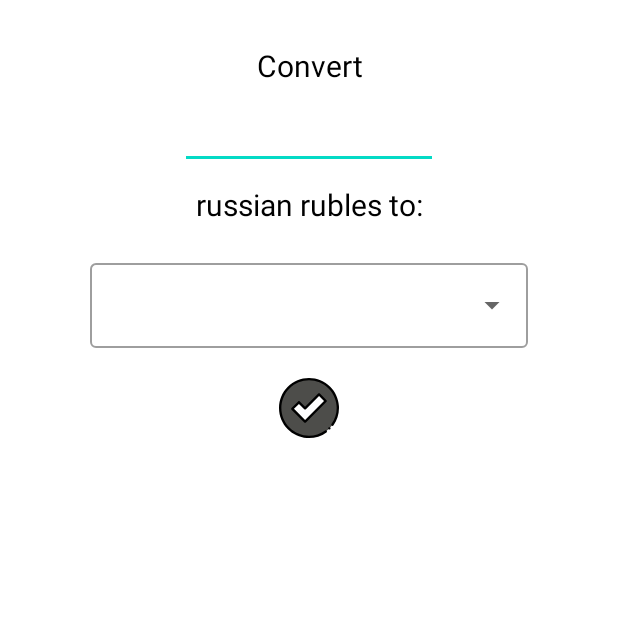
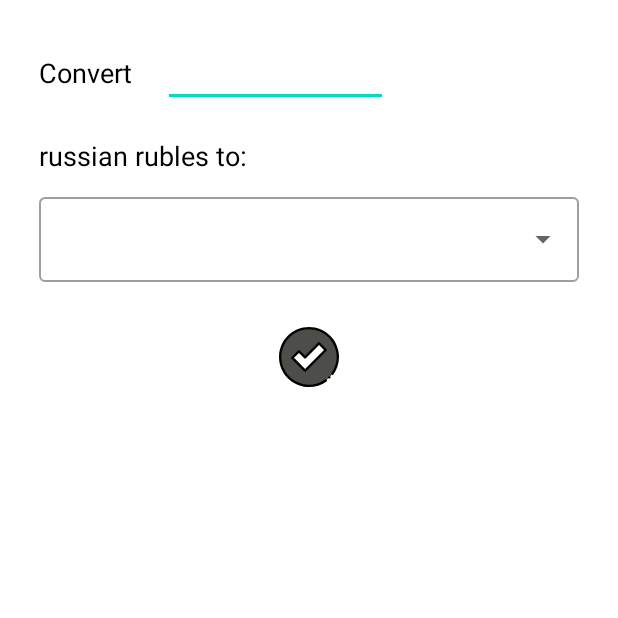
Before and after one commit to ElenaIbr/CurrencyConverter, an Android app: the screen it shows after launch (MainActivity), on a phone screen of 412 x 824 dp, the top half of it. Run offline under Robolectric (Android 15) with nearby library versions, the phone set to English and light mode, and no system bars.

Commit message:
Update activity_main.xml

```diff
--- a/app/src/main/res/layout/activity_main.xml
+++ b/app/src/main/res/layout/activity_main.xml
@@ -1,70 +1,66 @@
 <?xml version="1.0" encoding="utf-8"?>
-<LinearLayout xmlns:android="http://schemas.android.com/apk/res/android"
+<GridLayout xmlns:android="http://schemas.android.com/apk/res/android"
     xmlns:app="http://schemas.android.com/apk/res-auto"
     xmlns:tools="http://schemas.android.com/tools"
     android:layout_width="match_parent"
     android:layout_height="match_parent"
-    android:orientation="vertical"
+    android:paddingBottom="16dp"
+    android:paddingLeft="16dp"
+    android:paddingRight="16dp"
+    android:paddingTop="16dp"
+    android:columnCount="2"
     tools:context=".MainActivity">
 
     <TextView
-        android:layout_width="match_parent"
+        android:layout_width="wrap_content"
         android:layout_height="wrap_content"
+        android:layout_margin="10dp"
+        android:layout_row="0"
+        android:layout_column="0"
+        android:gravity="bottom"
         android:text="@string/convert"
-        android:textSize="20sp"
-        android:gravity="center"
-        app:layout_constraintBottom_toBottomOf="parent"
-        app:layout_constraintLeft_toLeftOf="parent"
-        app:layout_constraintRight_toRightOf="parent"
-        app:layout_constraintTop_toTopOf="parent"
         android:textColor="@color/black"
-        android:layout_marginTop="30dp"/>
-
+        android:textSize="18sp" />
 
     <EditText
         android:id="@+id/amount"
-        android:layout_width="match_parent"
+        android:layout_width="150dp"
         android:layout_height="wrap_content"
-        android:layout_marginStart="120dp"
-        android:layout_marginTop="10dp"
-        android:layout_marginEnd="120dp"
-        android:layout_marginBottom="10dp"
-        android:gravity="center"
+        android:layout_margin="10dp"
+        android:imeOptions="actionDone"
         android:inputType="number|numberDecimal"
         android:textColor="@color/black"
-        android:textSize="18sp"
-        android:imeOptions="actionDone"
-        />
+        android:layout_row="0"
+        android:layout_column="1"
+        android:gravity="center"/>
 
     <TextView
         android:layout_width="match_parent"
         android:layout_height="wrap_content"
         android:text="@string/rub"
-        android:textSize="20sp"
-        app:layout_constraintBottom_toBottomOf="parent"
-        app:layout_constraintLeft_toLeftOf="parent"
-        app:layout_constraintRight_toRightOf="parent"
-        app:layout_constraintTop_toTopOf="parent"
+        android:textSize="18sp"
         android:textColor="@color/black"
-        android:gravity="center"/>
-
+        android:layout_row="1"
+        android:layout_column="0"
+        android:layout_columnSpan="2"
+        android:layout_margin="10dp"/>
 
     <com.google.android.material.textfield.TextInputLayout
         android:id="@+id/v_to1"
         style="@style/Widget.MaterialComponents.TextInputLayout.OutlinedBox.ExposedDropdownMenu"
         android:layout_width="match_parent"
         android:layout_height="wrap_content"
-        android:layout_marginStart="60dp"
-        android:layout_marginEnd="60dp"
-        android:layout_marginTop="20dp">
+        android:layout_row="2"
+        android:layout_column="0"
+        android:layout_columnSpan="2">
 
         <AutoCompleteTextView
             android:id="@+id/v_to"
             android:layout_width="match_parent"
             android:layout_height="wrap_content"
-            android:inputType="none"/>
+            android:inputType="none"
+            android:layout_margin="10dp"/>
     </com.google.android.material.textfield.TextInputLayout>
-
 
     <ImageButton
         android:id="@+id/resBtn"
@@ -73,21 +69,24 @@
         android:layout_height="wrap_content"
         android:background="@color/white"
         app:srcCompat="@drawable/ic_convert"
-        tools:ignore="VectorDrawableCompat" />
+        tools:ignore="VectorDrawableCompat"
+        android:layout_row="3"
+        android:layout_column="0"
+        android:layout_columnSpan="2"/>
 
     <TextView
         android:id="@+id/result"
         android:layout_width="match_parent"
         android:layout_height="wrap_content"
         android:text="@string/no_res"
-        android:textSize="24sp"
+        android:textSize="28sp"
         android:textStyle="bold"
-        app:layout_constraintBottom_toBottomOf="parent"
-        app:layout_constraintLeft_toLeftOf="parent"
-        app:layout_constraintRight_toRightOf="parent"
-        app:layout_constraintTop_toTopOf="parent"
         android:textColor="@color/black"
         android:visibility="gone"
+        android:layout_margin="10dp"
+        android:layout_row="4"
+        android:layout_column="0"
+        android:layout_columnSpan="2"
         android:gravity="center"/>
 
     <TextView
@@ -96,13 +95,10 @@
         android:layout_height="wrap_content"
         android:layout_margin="10dp"
         android:text="@string/date"
-        app:layout_constraintBottom_toBottomOf="parent"
-        app:layout_constraintLeft_toLeftOf="parent"
-        app:layout_constraintRight_toRightOf="parent"
-        app:layout_constraintTop_toTopOf="parent"
         android:visibility="gone"
+        android:layout_row="5"
+        android:layout_column="0"
+        android:layout_columnSpan="2"
         android:gravity="center"/>
 
-
-
-</LinearLayout>
+</GridLayout>
```
